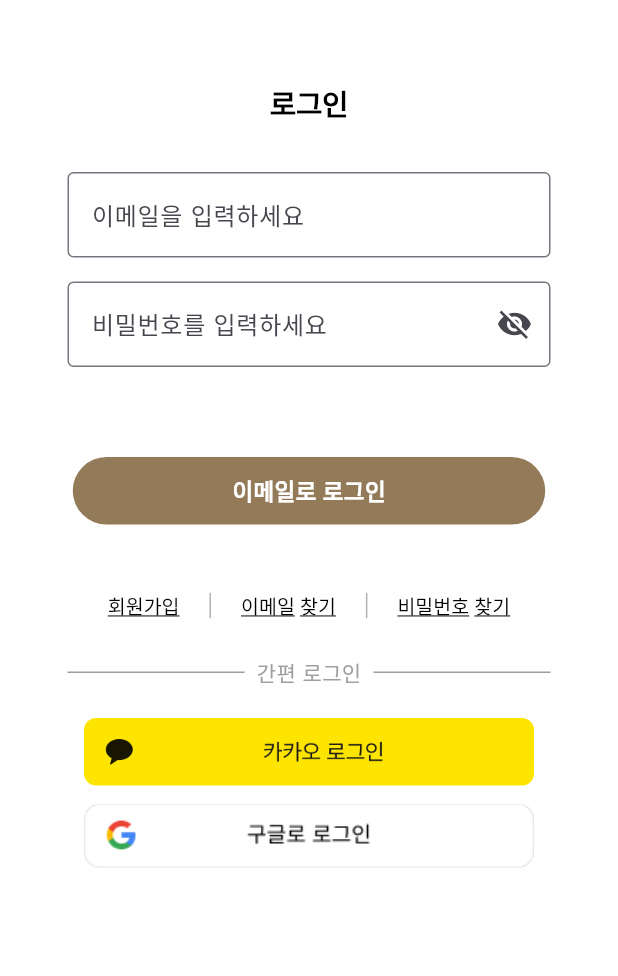
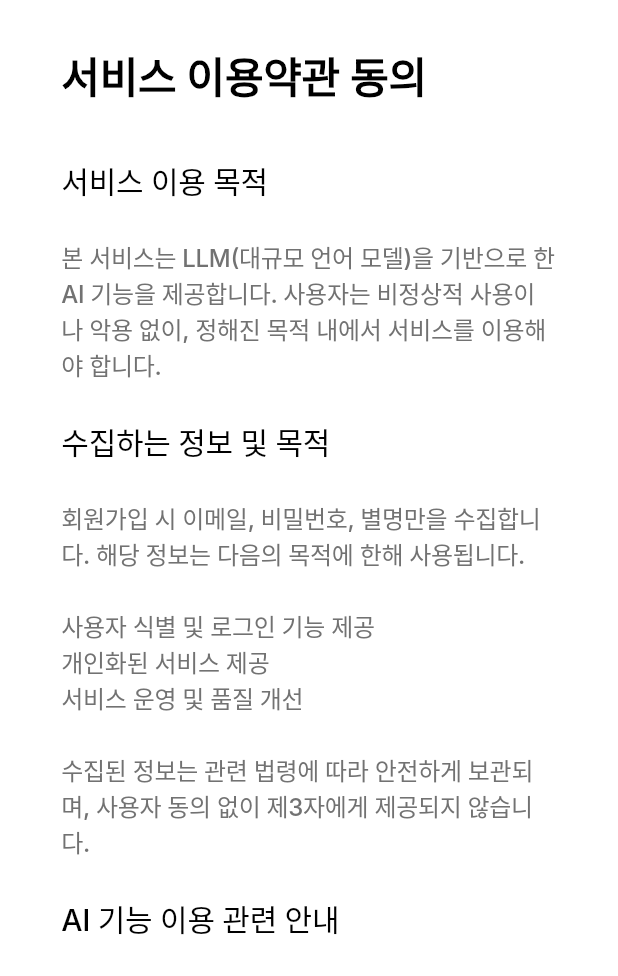
Before and after one commit to QnoteAITeam/flutter-qnote, a Flutter app: the LoginScreen screen opened by its route, after a tap on "회원가입", on a phone screen of 412 x 824 dp, the part 260-1236 px from its top. Run offline on Flutter 3.47's test engine with Material 3 defaults, Android fonts, the phone set to English and light mode, and no system bars; our stand-ins replace flutter_dotenv, flutter_secure_storage; accounts and stored records are empty; Roboto replaces fonts that are missing (Inter, NanumMyeongjo).

```diff
--- a/lib/features/login/login_screen.dart
+++ b/lib/features/login/login_screen.dart
@@ -1,7 +1,9 @@
 import 'package:flutter/material.dart';
 import 'package:flutter/scheduler.dart';
 import 'package:flutter_qnote/auth/auth_api.dart';
+import 'package:flutter_qnote/features/login/signup_screen.dart';
 import 'package:flutter_qnote/features/login/styles/sub_text_button_style.dart';
+import 'package:flutter_qnote/features/login/terms_agreement_screen.dart';
 import 'package:flutter_qnote/features/login/widgets/divider_with_text.dart';
 import 'package:flutter_qnote/features/login/widgets/login_button_text_widget.dart';
 import 'package:flutter_qnote/features/login/widgets/login_text_widget.dart';
@@ -31,7 +33,13 @@ class _LoginScreenState extends State<LoginScreen> {
   final _formKey = GlobalKey<FormState>();
 
   void _onPressedSignUp() {
-    //
+    Navigator.of(context).pushReplacement(
+      MaterialPageRoute(
+        builder: (context) {
+          return const TermsAgreementScreen();
+        },
+      ),
+    );
   }
 
   void _onPressedFindEmail() {
@@ -55,6 +63,8 @@ class _LoginScreenState extends State<LoginScreen> {
   void _onPressedSignIn() async {
     final isValid = _formKey.currentState!.validate();
     if (!isValid) return;
+
+    _formKey.currentState!.save();
 
     setState(() {
       _isLoggingIn = true;
@@ -180,7 +190,10 @@ class _LoginScreenState extends State<LoginScreen> {
                 const SizedBox(height: 60),
 
                 //이메일로 로그인 위젯 컨테이너.
-                PressableFadeButton(signInCallBack: _onPressedSignIn),
+                PressableFadeButton(
+                  signInCallBack: _onPressedSignIn,
+                  text: '이메일로 로그인',
+                ),
 
                 const SizedBox(height: 30),
 
--- /dev/null
+++ b/lib/features/login/signup_screen.dart
@@ -0,0 +1,52 @@
+import 'package:flutter/material.dart';
+import 'package:flutter_qnote/features/login/widgets/login_text_widget.dart';
+import 'package:flutter_qnote/features/login/widgets/sub_title.widget.dart';
+import 'package:flutter_qnote/features/login/widgets/title.widget.dart';
+
+class SignupScreen extends StatefulWidget {
+  const SignupScreen({super.key});
+
+  @override
+  State<SignupScreen> createState() => _SignupScreenState();
+}
+
+class _SignupScreenState extends State<SignupScreen> {
+  final _formKey = GlobalKey<FormState>();
+
+  @override
+  Widget build(BuildContext context) {
+    return Scaffold(
+      body: SafeArea(
+        child: Container(
+          height: double.infinity,
+          width: double.infinity,
+          child: Padding(
+            padding: const EdgeInsets.symmetric(horizontal: 45),
+            child: Column(
+              children: [
+                const SizedBox(height: 65),
+                const SubTitle(), //
+                const SizedBox(height: 10),
+
+                const TitleWidget(),
+                const SizedBox(height: 55),
+                Text(
+                  '회원가입',
+                  textAlign: TextAlign.center,
+                  style: TextStyle(
+                    color: Colors.black,
+                    fontSize: 22,
+                    fontFamily: 'Inter',
+                    fontWeight: FontWeight.w600,
+                    letterSpacing: -0.21,
+                  ),
+                ),
+                const SizedBox(height: 33),
+              ],
+            ),
+          ),
+        ),
+      ),
+    );
+  }
+}
--- /dev/null
+++ b/lib/features/login/terms_agreement_screen.dart
@@ -0,0 +1,210 @@
+import 'package:flutter/material.dart';
+import 'package:flutter_qnote/features/login/signup_screen.dart';
+import 'package:flutter_qnote/features/login/widgets/pressable_fade_button.dart';
+import 'package:flutter_qnote/features/login/widgets/sub_title.widget.dart';
+import 'package:flutter_qnote/features/login/widgets/title.widget.dart';
+
+class TermsAgreementScreen extends StatefulWidget {
+  const TermsAgreementScreen({super.key});
+
+  @override
+  State<TermsAgreementScreen> createState() => _TermsAgreementScreenState();
+}
+
+class _TermsAgreementScreenState extends State<TermsAgreementScreen> {
+  final _textWidth = 330.0;
+  final _detailFontSize = 16.0;
+
+  void _onPressedAgreeButton() {
+    Navigator.of(context).pushReplacement(
+      MaterialPageRoute(
+        builder: (ctx) {
+          return const SignupScreen();
+        },
+      ),
+    );
+  }
+
+  @override
+  Widget build(BuildContext context) {
+    final middleTextStyle = TextStyle(
+      color: Colors.black,
+      fontSize: 20,
+      fontFamily: 'Inter',
+      fontWeight: FontWeight.w500,
+      letterSpacing: -0.21,
+    );
+
+    final detailTextStyle = TextStyle(
+      color: const Color(0xFF727272),
+      fontSize: 16,
+      fontFamily: 'Inter',
+      fontWeight: FontWeight.w500,
+      letterSpacing: -0.21,
+    );
+
+    return Scaffold(
+      body: SafeArea(
+        child: Container(
+          height: double.infinity,
+          width: double.infinity,
+          child: Padding(
+            padding: const EdgeInsets.symmetric(horizontal: 30),
+            child: SingleChildScrollView(
+              child: Column(
+                children: [
+                  const SizedBox(height: 65),
+                  const SubTitle(), //
+                  const SizedBox(height: 10),
+
+                  const TitleWidget(),
+                  const SizedBox(height: 30),
+
+                  SizedBox(
+                    width: _textWidth,
+                    child: Text(
+                      '서비스 이용약관 동의',
+                      style: TextStyle(
+                        color: Colors.black,
+                        fontSize: 28,
+                        fontFamily: 'Inter',
+                        fontWeight: FontWeight.w600,
+                        letterSpacing: -0.21,
+                      ),
+                    ),
+                  ),
+
+                  const SizedBox(height: 34),
+
+                  SizedBox(
+                    width: _textWidth,
+                    child: Text('서비스 이용 목적', style: middleTextStyle),
+                  ),
+
+                  const SizedBox(height: 24),
+
+                  SizedBox(
+                    width: _textWidth,
+                    child: Text(
+                      '본 서비스는 LLM(대규모 언어 모델)을 기반으로 한 AI 기능을 제공합니다. 사용자는 비정상적 사용이나 악용 없이, 정해진 목적 내에서 서비스를 이용해야 합니다.',
+                      style: detailTextStyle,
+                    ),
+                  ),
+
+                  const SizedBox(height: 24),
+                  SizedBox(
+                    width: _textWidth,
+                    child: Text('수집하는 정보 및 목적', style: middleTextStyle),
+                  ),
+                  const SizedBox(height: 24),
+                  SizedBox(
+                    width: _textWidth,
+                    child: Text(
+                      '회원가입 시 이메일, 비밀번호, 별명만을 수집합니다. 해당 정보는 다음의 목적에 한해 사용됩니다.',
+                      style: detailTextStyle,
+                    ),
+                  ),
+                  const SizedBox(height: 24),
+                  SizedBox(
+                    width: _textWidth,
+                    child: Text(
+                      '사용자 식별 및 로그인 기능 제공\n개인화된 서비스 제공\n서비스 운영 및 품질 개선',
+                      style: detailTextStyle,
+                    ),
+                  ),
+                  const SizedBox(height: 24),
+                  SizedBox(
+                    width: _textWidth,
+                    child: Text(
+                      '수집된 정보는 관련 법령에 따라 안전하게 보관되며, 사용자 동의 없이 제3자에게 제공되지 않습니다.',
+                      style: detailTextStyle,
+                    ),
+                  ),
+                  const SizedBox(height: 24),
+                  SizedBox(
+                    width: _textWidth,
+                    child: Text('AI 기능 이용 관련 안내', style: middleTextStyle),
+                  ),
+                  const SizedBox(height: 24),
+                  SizedBox(
+                    width: _textWidth,
+                    child: Text(
+                      '사용자의 입력은 AI 기능 작동을 위해 일시적으로 처리될 수 있습니다.\n입력된 내용은 저장되지 않으며, 모델의 응답 결과는 자동 생성된 텍스트입니다.\nAI 응답 결과의 정확성이나 신뢰도는 보장되지 않으며, 사용자의 판단과 책임 하에 활용되어야 합니다.',
+                      style: detailTextStyle,
+                    ),
+                  ),
+                  const SizedBox(height: 24),
+                  SizedBox(
+                    width: _textWidth,
+                    child: Text('이용상의 제한', style: middleTextStyle),
+                  ),
+                  const SizedBox(height: 24),
+                  SizedBox(
+                    width: _textWidth,
+                    child: Text(
+                      '아래와 같은 행위는 금지되며, 위반 시 서비스 이용이 제한될 수 있습니다:',
+                      style: detailTextStyle,
+                    ),
+                  ),
+                  const SizedBox(height: 24),
+                  SizedBox(
+                    width: _textWidth,
+                    child: Text(
+                      'AI 기능을 통한 불법적 정보 생성\n타인에 대한 비방, 명예훼손, 혐오 발언\n시스템의 정상적 운영을 방해하는 행위',
+                      style: detailTextStyle,
+                    ),
+                  ),
+                  const SizedBox(height: 24),
+                  SizedBox(
+                    width: _textWidth,
+                    child: Text('면책 조항', style: middleTextStyle),
+                  ),
+                  const SizedBox(height: 24),
+                  SizedBox(
+                    width: _textWidth,
+                    child: Text(
+                      'AI 응답 내용으로 인해 발생한 피해나 책임은 사용자 본인에게 있으며, 서비스 제공자는 이에 대해 책임을 지지 않습니다.',
+                      style: detailTextStyle,
+                    ),
+                  ),
+                  const SizedBox(height: 24),
+                  SizedBox(
+                    width: _textWidth,
+                    child: Text('약관 변경', style: middleTextStyle),
+                  ),
+                  const SizedBox(height: 24),
+                  SizedBox(
+                    width: _textWidth,
+                    child: Text(
+                      '약관은 법령 또는 서비스 정책 변경에 따라 사전 고지 후 수정될 수 있습니다.',
+                      style: detailTextStyle,
+                    ),
+                  ),
+                  const SizedBox(height: 24),
+
+                  Container(
+                    width: 316,
+                    height: 46,
+                    decoration: ShapeDecoration(
+                      color: const Color(0xFF937A58) /* 갈색 */,
+                      shape: RoundedRectangleBorder(
+                        borderRadius: BorderRadius.circular(25),
+                      ),
+                    ),
+
+                    child: PressableFadeButton(
+                      signInCallBack: _onPressedAgreeButton,
+                      text: '[필수] 위 약관에 동의 합니다.',
+                    ),
+                  ),
+
+                  const SizedBox(height: 50),
+                ],
+              ),
+            ),
+          ),
+        ),
+      ),
+    );
+  }
+}
--- a/lib/features/login/widgets/login_button_text_widget.dart
+++ b/lib/features/login/widgets/login_button_text_widget.dart
@@ -1,12 +1,14 @@
 import 'package:flutter/material.dart';
 
 class LoginButtonTextWidget extends StatelessWidget {
-  const LoginButtonTextWidget({super.key});
+  const LoginButtonTextWidget({super.key, required this.text});
+
+  final String text;
 
   @override
   Widget build(BuildContext context) {
     return Text(
-      '이메일로 로그인',
+      text,
       style: TextStyle(
         color: Colors.white,
         fontSize: 15,
--- a/lib/features/login/widgets/pressable_fade_button.dart
+++ b/lib/features/login/widgets/pressable_fade_button.dart
@@ -2,9 +2,14 @@ import 'package:flutter/material.dart';
 import 'package:flutter_qnote/features/login/widgets/login_button_text_widget.dart';
 
 class PressableFadeButton extends StatefulWidget {
-  const PressableFadeButton({super.key, required this.signInCallBack});
+  const PressableFadeButton({
+    super.key,
+    required this.signInCallBack,
+    required this.text,
+  });
 
   final VoidCallback signInCallBack;
+  final String text;
   @override
   State<PressableFadeButton> createState() => _PressableFadeButtonState();
 }
@@ -43,7 +48,7 @@ class _PressableFadeButtonState extends State<PressableFadeButton> {
                 borderRadius: BorderRadius.circular(25),
               ),
             ),
-            child: const Center(child: LoginButtonTextWidget()),
+            child: Center(child: LoginButtonTextWidget(text: widget.text)),
           ),
           AnimatedOpacity(
             opacity: _darkOverlayOpacity,
--- a/lib/main.dart
+++ b/lib/main.dart
@@ -1,6 +1,7 @@
 import 'package:flutter/material.dart';
 import 'package:flutter_dotenv/flutter_dotenv.dart';
 import 'package:flutter_qnote/features/login/login_screen.dart';
+import 'package:flutter_qnote/features/login/terms_agreement_screen.dart';
 import 'package:flutter_qnote/features/splash/splash_screen.dart';
 
 final colorScheme = ColorScheme.fromSeed(
```
